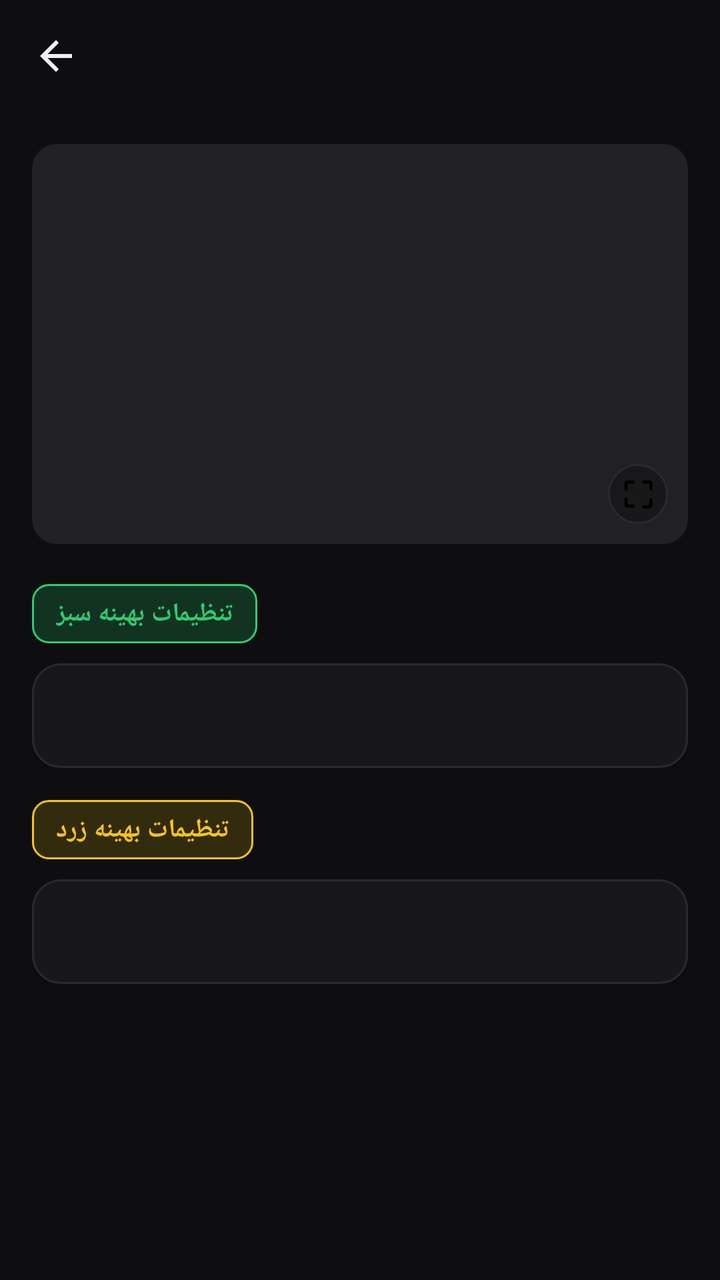
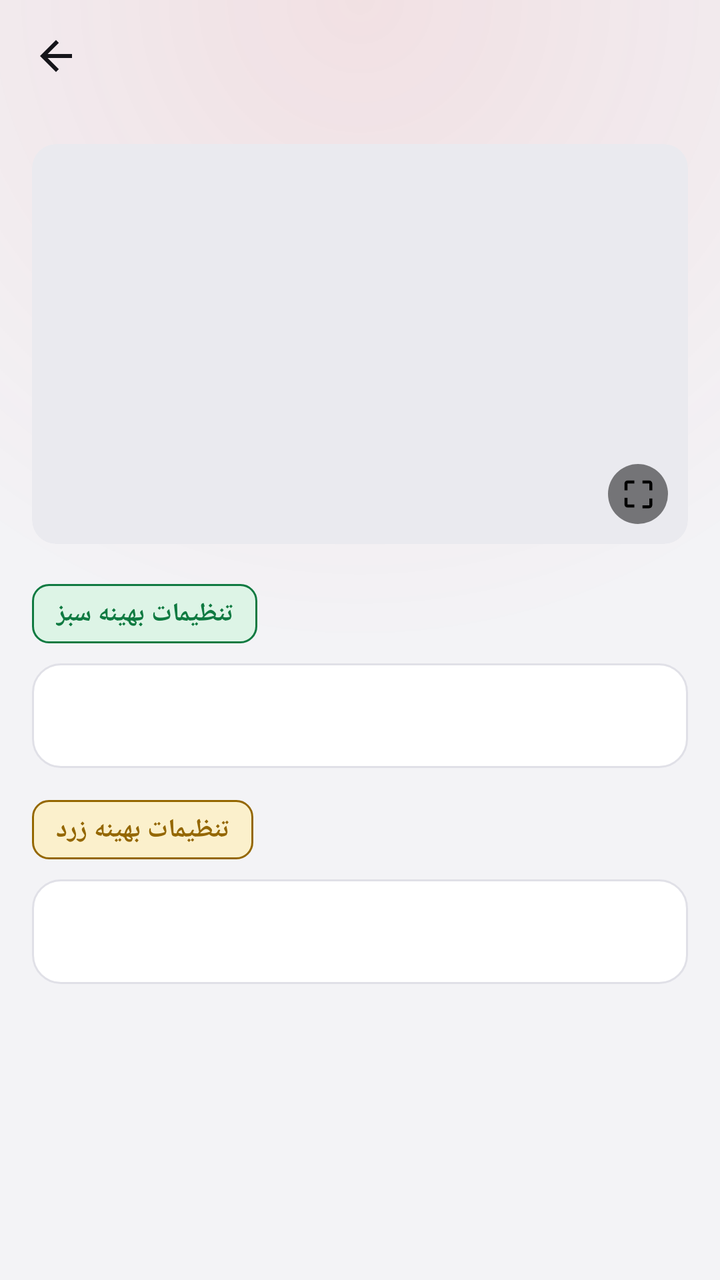

Compare the two renders of this Android layout. The source of the first and the diff that turns it into the second are given below.
<!-- AndroidManifest.xml: application theme Theme.GameSettings -->
<!-- res/layout/activity_game_detail.xml -->
<?xml version="1.0" encoding="utf-8"?>
<androidx.coordinatorlayout.widget.CoordinatorLayout xmlns:android="http://schemas.android.com/apk/res/android"
    xmlns:app="http://schemas.android.com/apk/res-auto"
    android:layout_width="match_parent"
    android:layout_height="match_parent"
    android:background="@color/background">

    <androidx.appcompat.widget.Toolbar
        android:id="@+id/detail_toolbar"
        android:layout_width="match_parent"
        android:layout_height="?attr/actionBarSize"
        android:background="@color/background"
        app:titleTextColor="@color/text_primary"
        app:navigationIcon="@drawable/ic_back" />

    <ScrollView
        android:layout_width="match_parent"
        android:layout_height="match_parent"
        android:layout_marginTop="?attr/actionBarSize">

        <LinearLayout
            android:layout_width="match_parent"
            android:layout_height="wrap_content"
            android:orientation="vertical"
            android:padding="16dp">

            <FrameLayout
                android:id="@+id/image_tap_area"
                android:layout_width="match_parent"
                android:layout_height="200dp"
                android:clickable="true"
                android:focusable="true">

                <ImageView
                    android:id="@+id/detail_image"
                    android:layout_width="match_parent"
                    android:layout_height="match_parent"
                    android:background="@drawable/bg_image_rounded"
                    android:clipToOutline="true"
                    android:scaleType="centerCrop"
                    android:contentDescription="عکس بازی" />

                <ImageView
                    android:layout_width="30dp"
                    android:layout_height="30dp"
                    android:layout_gravity="bottom|end"
                    android:layout_margin="10dp"
                    android:padding="6dp"
                    android:background="@drawable/bg_round_button"
                    android:src="@drawable/ic_expand"
                    android:contentDescription="بزرگ‌نمایی عکس"
                    app:tint="@color/white" />

            </FrameLayout>

            <FrameLayout
                android:layout_width="match_parent"
                android:layout_height="wrap_content">

                <LinearLayout
                    android:layout_width="match_parent"
                    android:layout_height="wrap_content"
                    android:orientation="vertical">

                    
                    <LinearLayout
                        android:id="@+id/youtube_section"
                        android:layout_width="match_parent"
                        android:layout_height="wrap_content"
                        android:orientation="vertical"
                        android:gravity="center"
                        android:visibility="gone"
                        android:layout_marginTop="24dp"
                        android:background="@drawable/bg_card"
                        android:padding="28dp">

                        <ImageView
                            android:layout_width="52dp"
                            android:layout_height="52dp"
                            android:src="@drawable/ic_youtube"
                            app:tint="@color/accent_red" />

                        <TextView
                            android:layout_width="match_parent"
                            android:layout_height="wrap_content"
                            android:layout_marginTop="16dp"
                            android:layout_marginBottom="20dp"
                            android:gravity="center"
                            android:text="@string/youtube_hint"
                            android:textSize="15sp"
                            android:textColor="@color/text_secondary"
                            android:lineSpacingExtra="4dp" />

                        <Button
                            android:id="@+id/watch_youtube_button"
                            android:layout_width="wrap_content"
                            android:layout_height="wrap_content"
                            android:minWidth="220dp"
                            android:paddingHorizontal="24dp"
                            android:paddingVertical="14dp"
                            android:background="@drawable/bg_button_red"
                            android:text="@string/watch_on_youtube"
                            android:textAllCaps="false"
                            android:textSize="15sp"
                            android:textStyle="bold"
                            android:textColor="@color/white"
                            android:drawableStart="@drawable/ic_play"
                            android:drawablePadding="8dp"
                            android:drawableTint="@color/white"
                            android:elevation="0dp"
                            android:stateListAnimator="@null" />

                    </LinearLayout>

                    
                    <LinearLayout
                        android:id="@+id/green_section"
                        android:layout_width="match_parent"
                        android:layout_height="wrap_content"
                        android:orientation="vertical"
                        android:layout_marginTop="20dp">

                        <TextView
                            style="@style/TagChip"
                            android:background="@drawable/bg_tag_green"
                            android:text="@string/green_settings"
                            android:textColor="@color/tag_green" />

                        <TextView
                            android:id="@+id/detail_settings_green"
                            android:layout_width="match_parent"
                            android:layout_height="wrap_content"
                            android:layout_marginTop="10dp"
                            android:background="@drawable/bg_card"
                            android:padding="16dp"
                            android:lineSpacingExtra="6dp"
                            android:textSize="15sp"
                            android:textColor="@color/text_primary" />

                    </LinearLayout>

                    
                    <LinearLayout
                        android:id="@+id/yellow_section"
                        android:layout_width="match_parent"
                        android:layout_height="wrap_content"
                        android:orientation="vertical"
                        android:layout_marginTop="16dp">

                        <TextView
                            style="@style/TagChip"
                            android:background="@drawable/bg_tag_yellow"
                            android:text="@string/yellow_settings"
                            android:textColor="@color/tag_yellow" />

                        <TextView
                            android:id="@+id/detail_settings_yellow"
                            android:layout_width="match_parent"
                            android:layout_height="wrap_content"
                            android:layout_marginTop="10dp"
                            android:background="@drawable/bg_card"
                            android:padding="16dp"
                            android:lineSpacingExtra="6dp"
                            android:textSize="15sp"
                            android:textColor="@color/text_primary" />

                    </LinearLayout>

                </LinearLayout>

            </FrameLayout>

        </LinearLayout>

    </ScrollView>

</androidx.coordinatorlayout.widget.CoordinatorLayout>
<!-- resources referenced by this layout -->
<resources>
  <color name="accent_red">#FF3B41</color>
  <color name="background">#0E0E10</color>
  <color name="tag_green">#2ECC71</color>
  <color name="tag_yellow">#F5C518</color>
  <color name="text_primary">#F5F5F7</color>
  <color name="text_secondary">#9B9BA3</color>
  <color name="white">#FFFFFF</color>
  <!-- drawable bg_image_rounded (drawable) -->
  <?xml version="1.0" encoding="utf-8"?>
  <shape xmlns:android="http://schemas.android.com/apk/res/android"
      android:shape="rectangle">
      <solid android:color="@color/surface_alt" />
      <corners android:radius="12dp" />
  </shape>
  <!-- drawable bg_round_button (drawable) -->
  <?xml version="1.0" encoding="utf-8"?>
  <shape xmlns:android="http://schemas.android.com/apk/res/android"
      android:shape="oval">
      <solid android:color="@color/surface" />
      <stroke android:width="1dp" android:color="@color/border" />
  </shape>
  <!-- drawable bg_tag_green (drawable) -->
  <?xml version="1.0" encoding="utf-8"?>
  <shape xmlns:android="http://schemas.android.com/apk/res/android">
      <solid android:color="@color/tag_green_bg" />
      <corners android:radius="8dp" />
      <stroke android:width="1dp" android:color="@color/tag_green" />
  </shape>
  <!-- drawable ic_back (drawable) -->
  <vector xmlns:android="http://schemas.android.com/apk/res/android"
      android:width="24dp"
      android:height="24dp"
      android:viewportWidth="24"
      android:viewportHeight="24"
      android:autoMirrored="true">
      <path
          android:fillColor="#EDEFF3"
          android:pathData="M20,11H7.83l5.59,-5.59L12,4l-8,8 8,8 1.41,-1.41L7.83,13H20v-2z" />
  </vector>
  <string name="green_settings">تنظیمات بهینه سبز</string>
  <string name="watch_on_youtube">مشاهده در یوتیوب</string>
  <string name="yellow_settings">تنظیمات بهینه زرد</string>
  <string name="youtube_hint">برای دیدن تنظیمات این بازی روی لینک یوتیوب کلیک کنید</string>
  <style name="Theme.GameSettings" parent="Theme.AppCompat.NoActionBar">
          <item name="colorPrimary">@color/surface</item>
          <item name="colorPrimaryDark">@color/background</item>
          <item name="colorAccent">@color/accent_red</item>
          <item name="android:windowBackground">@color/background</item>
          <item name="android:statusBarColor">@color/background</item>
          <item name="android:navigationBarColor">@color/background</item>
          <item name="android:windowLightStatusBar">false</item>
      </style>
  <color name="surface">#18181B</color>
  <color name="border">#2A2A2E</color>
  <color name="surface_alt">#212124</color>
  <color name="tag_green_bg">#123321</color>
  <color name="tag_yellow_bg">#332B0E</color>
  <!-- unchanged entries left out for length: 7 -->
</resources>

<!-- the commit's change to res/layout/activity_game_detail.xml (unified diff, before → after) -->
@@ -3,13 +3,13 @@
     xmlns:app="http://schemas.android.com/apk/res-auto"
     android:layout_width="match_parent"
     android:layout_height="match_parent"
-    android:background="@color/background">
+    android:background="@drawable/bg_screen">
 
     <androidx.appcompat.widget.Toolbar
         android:id="@+id/detail_toolbar"
         android:layout_width="match_parent"
         android:layout_height="?attr/actionBarSize"
-        android:background="@color/background"
+        android:background="@android:color/transparent"
         app:titleTextColor="@color/text_primary"
         app:navigationIcon="@drawable/ic_back" />
 
@@ -46,7 +46,7 @@
                     android:layout_gravity="bottom|end"
                     android:layout_margin="10dp"
                     android:padding="6dp"
-                    android:background="@drawable/bg_round_button"
+                    android:background="@drawable/bg_overlay_button"
                     android:src="@drawable/ic_expand"
                     android:contentDescription="بزرگ‌نمایی عکس"
                     app:tint="@color/white" />
@@ -120,11 +120,45 @@
                         android:orientation="vertical"
                         android:layout_marginTop="20dp">
 
-                        <TextView
-                            style="@style/TagChip"
-                            android:background="@drawable/bg_tag_green"
-                            android:text="@string/green_settings"
-                            android:textColor="@color/tag_green" />
+                        <LinearLayout
+                            android:layout_width="match_parent"
+                            android:layout_height="wrap_content"
+                            android:gravity="center_vertical"
+                            android:orientation="horizontal">
+
+                            <TextView
+                                style="@style/TagChip"
+                                android:background="@drawable/bg_tag_green"
+                                android:text="@string/green_settings"
+                                android:textColor="@color/tag_green" />
+
+                            <LinearLayout
+                                android:id="@+id/badge_green"
+                                android:layout_width="wrap_content"
+                                android:layout_height="wrap_content"
+                                android:layout_marginStart="10dp"
+                                android:gravity="center_vertical"
+                                android:orientation="horizontal"
+                                android:visibility="gone">
+
+                                <ImageView
+                                    android:layout_width="14dp"
+                                    android:layout_height="14dp"
+                                    android:src="@drawable/ic_check"
+                                    app:tint="@color/tag_green" />
+
+                                <TextView
+                                    android:layout_width="wrap_content"
+                                    android:layout_height="wrap_content"
+                                    android:layout_marginStart="4dp"
+                                    android:text="@string/recommended_for_you"
+                                    android:textColor="@color/tag_green"
+                                    android:textSize="12sp"
+                                    android:textStyle="bold" />
+
+                            </LinearLayout>
+
+                        </LinearLayout>
 
                         <TextView
                             android:id="@+id/detail_settings_green"
@@ -147,11 +181,45 @@
                         android:orientation="vertical"
                         android:layout_marginTop="16dp">
 
-                        <TextView
-                            style="@style/TagChip"
-                            android:background="@drawable/bg_tag_yellow"
-                            android:text="@string/yellow_settings"
-                            android:textColor="@color/tag_yellow" />
+                        <LinearLayout
+                            android:layout_width="match_parent"
+                            android:layout_height="wrap_content"
+                            android:gravity="center_vertical"
+                            android:orientation="horizontal">
+
+                            <TextView
+                                style="@style/TagChip"
+                                android:background="@drawable/bg_tag_yellow"
+                                android:text="@string/yellow_settings"
+                                android:textColor="@color/tag_yellow" />
+
+                            <LinearLayout
+                                android:id="@+id/badge_yellow"
+                                android:layout_width="wrap_content"
+                                android:layout_height="wrap_content"
+                                android:layout_marginStart="10dp"
+                                android:gravity="center_vertical"
+                                android:orientation="horizontal"
+                                android:visibility="gone">
+
+                                <ImageView
+                                    android:layout_width="14dp"
+                                    android:layout_height="14dp"
+                                    android:src="@drawable/ic_check"
+                                    app:tint="@color/tag_yellow" />
+
+                                <TextView
+                                    android:layout_width="wrap_content"
+                                    android:layout_height="wrap_content"
+                                    android:layout_marginStart="4dp"
+                                    android:text="@string/recommended_for_you"
+                                    android:textColor="@color/tag_yellow"
+                                    android:textSize="12sp"
+                                    android:textStyle="bold" />
+
+                            </LinearLayout>
+
+                        </LinearLayout>
 
                         <TextView
                             android:id="@+id/detail_settings_yellow"
<!-- resource entries referenced after the edit -->
@@ -1,11 +1,13 @@
 <!-- resources referenced by this layout -->
 <resources>
-  <color name="accent_red">#FF3B41</color>
-  <color name="background">#0E0E10</color>
-  <color name="tag_green">#2ECC71</color>
-  <color name="tag_yellow">#F5C518</color>
-  <color name="text_primary">#F5F5F7</color>
-  <color name="text_secondary">#9B9BA3</color>
+  <color name="accent_red">#E31E24</color>
+  <color name="background">#F3F3F6</color>
+  <color name="glow_red">#16E31E24</color>
+  <color name="glow_red_end">#00E31E24</color>
+  <color name="tag_green">#0F7A41</color>
+  <color name="tag_yellow">#946700</color>
+  <color name="text_primary">#15151A</color>
+  <color name="text_secondary">#6B6B76</color>
   <color name="white">#FFFFFF</color>
   <!-- drawable bg_image_rounded (drawable) -->
   <?xml version="1.0" encoding="utf-8"?>
@@ -14,13 +16,32 @@
       <solid android:color="@color/surface_alt" />
       <corners android:radius="12dp" />
   </shape>
-  <!-- drawable bg_round_button (drawable) -->
+  <!-- drawable bg_overlay_button (drawable) -->
   <?xml version="1.0" encoding="utf-8"?>
   <shape xmlns:android="http://schemas.android.com/apk/res/android"
       android:shape="oval">
-      <solid android:color="@color/surface" />
-      <stroke android:width="1dp" android:color="@color/border" />
+      <solid android:color="@color/overlay_button" />
   </shape>
+  <!-- drawable bg_screen (drawable) -->
+  <?xml version="1.0" encoding="utf-8"?>
+  <layer-list xmlns:android="http://schemas.android.com/apk/res/android">
+      <item>
+          <shape android:shape="rectangle">
+              <solid android:color="@color/background" />
+          </shape>
+      </item>
+      <item>
+          <shape android:shape="rectangle">
+              <gradient
+                  android:type="radial"
+                  android:centerX="0.5"
+                  android:centerY="0.0"
+                  android:gradientRadius="90%"
+                  android:startColor="@color/glow_red"
+                  android:endColor="@color/glow_red_end" />
+          </shape>
+      </item>
+  </layer-list>
   <!-- drawable bg_tag_green (drawable) -->
   <?xml version="1.0" encoding="utf-8"?>
   <shape xmlns:android="http://schemas.android.com/apk/res/android">
@@ -36,27 +57,39 @@
       android:viewportHeight="24"
       android:autoMirrored="true">
       <path
-          android:fillColor="#EDEFF3"
+          android:fillColor="@color/text_primary"
           android:pathData="M20,11H7.83l5.59,-5.59L12,4l-8,8 8,8 1.41,-1.41L7.83,13H20v-2z" />
   </vector>
+  <!-- drawable ic_check (drawable) -->
+  <vector xmlns:android="http://schemas.android.com/apk/res/android"
+      android:width="24dp"
+      android:height="24dp"
+      android:viewportWidth="24"
+      android:viewportHeight="24">
+      <path
+          android:fillColor="#FF000000"
+          android:pathData="M9,16.17L4.83,12l-1.42,1.41L9,19 21,7l-1.41,-1.41z" />
+  </vector>
   <string name="green_settings">تنظیمات بهینه سبز</string>
+  <string name="recommended_for_you">پیشنهادی برای سیستم شما</string>
   <string name="watch_on_youtube">مشاهده در یوتیوب</string>
   <string name="yellow_settings">تنظیمات بهینه زرد</string>
   <string name="youtube_hint">برای دیدن تنظیمات این بازی روی لینک یوتیوب کلیک کنید</string>
-  <style name="Theme.GameSettings" parent="Theme.AppCompat.NoActionBar">
+  <style name="Theme.GameSettings" parent="Theme.AppCompat.DayNight.NoActionBar">
           <item name="colorPrimary">@color/surface</item>
           <item name="colorPrimaryDark">@color/background</item>
           <item name="colorAccent">@color/accent_red</item>
           <item name="android:windowBackground">@color/background</item>
           <item name="android:statusBarColor">@color/background</item>
           <item name="android:navigationBarColor">@color/background</item>
-          <item name="android:windowLightStatusBar">false</item>
+          <item name="android:windowLightStatusBar">@bool/light_system_bars</item>
       </style>
-  <color name="surface">#18181B</color>
-  <color name="border">#2A2A2E</color>
-  <color name="surface_alt">#212124</color>
-  <color name="tag_green_bg">#123321</color>
-  <color name="tag_yellow_bg">#332B0E</color>
+  <color name="surface">#FFFFFF</color>
+  <color name="border">#E0E0E7</color>
+  <color name="surface_alt">#EAEAEF</color>
+  <color name="overlay_button">#80000000</color>
+  <color name="tag_green_bg">#DDF4E6</color>
+  <color name="tag_yellow_bg">#FBF0CC</color>
   <!-- unchanged entries left out for length: 7 -->
 </resources>
 
